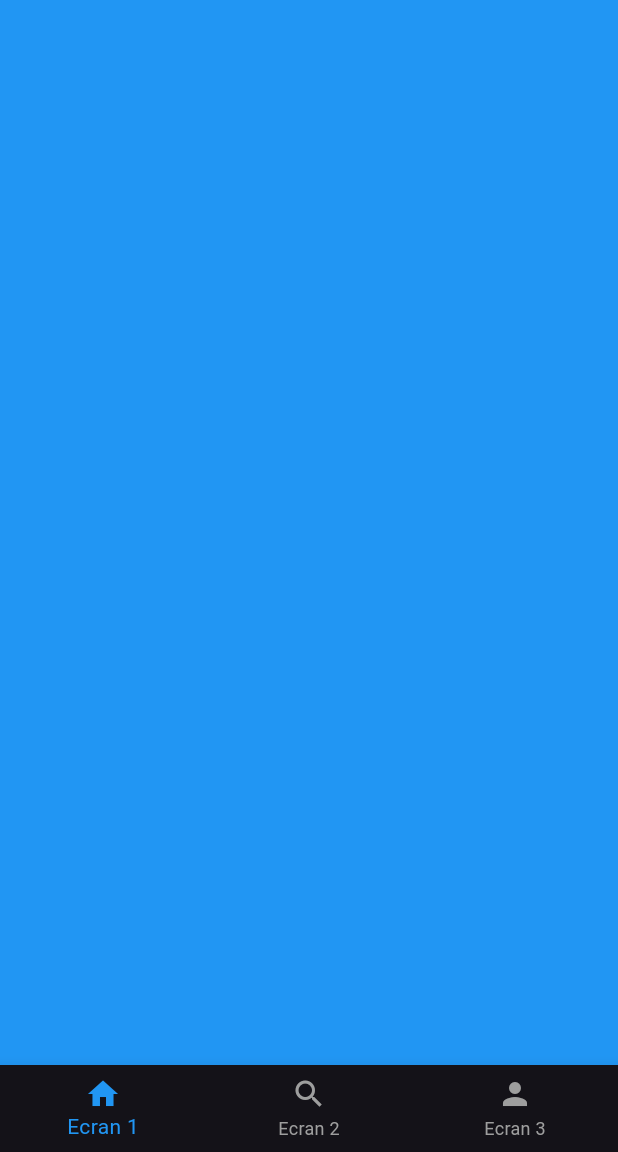
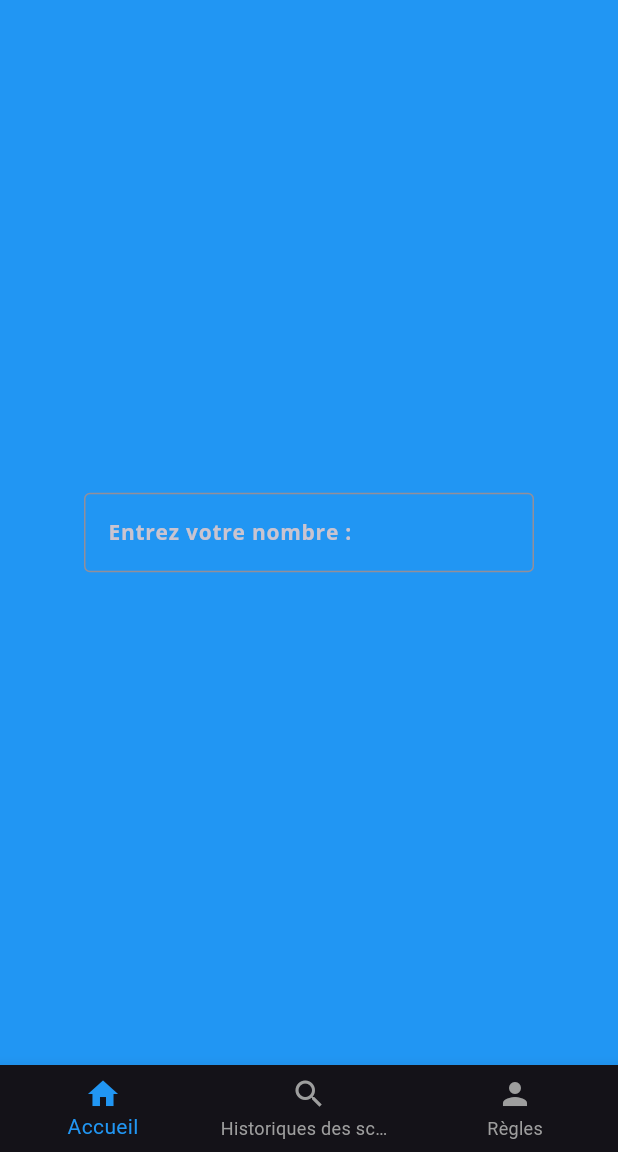
Before and after one commit to NoaJacquet/TP_DEV_MOBILE, a Flutter app: the screen it shows after launch, on a phone screen of 412 x 824 dp, the part 84-1236 px from its top. Run offline on Flutter 3.47's test engine with Material 3 defaults, Android fonts, the phone set to English and light mode, and no system bars; our stand-ins replace google_fonts.

Commit message:
feat: creation de l'input pour entrer son nombre

```diff
--- a/lib/UI/ecran1.dart
+++ b/lib/UI/ecran1.dart
@@ -1,10 +1,34 @@
 import 'package:flutter/material.dart';
 
 class Ecran1 extends StatelessWidget {
+
+  TextEditingController _input = TextEditingController();
+
   @override
   Widget build(BuildContext context) {
-    return Container(
-      color: Colors.blue, // Changez la couleur d'arrière-plan selon vos besoins
+    return Scaffold(
+      backgroundColor: Colors.blue, // Couleur de fond pour tout l'écran
+      body: Center(
+        child: Padding(
+          padding: EdgeInsets.all(20.0),
+          child: SizedBox(
+            width: 300.0, // Largeur du champ de saisie
+            child: TextField(
+              controller: _input,
+              decoration: InputDecoration(
+                border: OutlineInputBorder(),
+                labelText: "Entrez votre nombre :",
+              ),
+              onSubmitted: (String value) {
+                // Action à effectuer lorsque l'utilisateur appuie sur "Entrée"
+                print("Entrée appuyée. Texte saisi : $value");
+                _input.clear();
+                // Vous pouvez effectuer ici toute action souhaitée.
+              },
+            ),
+          ),
+        ),
+      ),
     );
   }
 }
--- a/lib/UI/home.dart
+++ b/lib/UI/home.dart
@@ -1,5 +1,4 @@
 import 'package:flutter/material.dart';
-import 'package:google_fonts/google_fonts.dart';
 
 import 'ecran1.dart';
 import 'ecran2.dart';
@@ -25,7 +24,7 @@ class _MyScaffoldState extends State<MyScaffold> {
       appBar: AppBar(
         title: Text(
           'AppBar Title',
-          style: Theme.of(context).textTheme.headline6,
+          style: Theme.of(context).textTheme.titleLarge,
         ),
       ),
       body: _screens[_currentIndex],
@@ -41,15 +40,15 @@ class _MyScaffoldState extends State<MyScaffold> {
         items: [
           BottomNavigationBarItem(
             icon: Icon(Icons.home),
-            label: 'Ecran 1',
+            label: 'Accueil',
           ),
           BottomNavigationBarItem(
             icon: Icon(Icons.search),
-            label: 'Ecran 2',
+            label: 'Historiques des scores',
           ),
           BottomNavigationBarItem(
             icon: Icon(Icons.person),
-            label: 'Ecran 3',
+            label: 'Règles',
           ),
         ],
       ),
```
Also changed, not shown: 1 other file.
